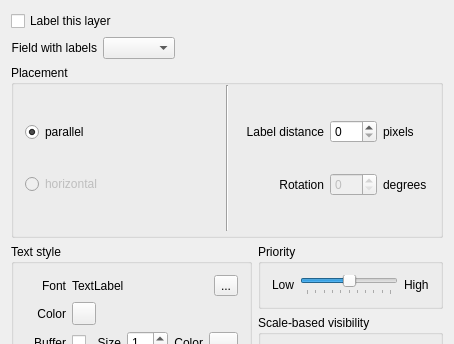
Old version of the form src/plugins/labeling/labelingguibase.ui in the repository qgis/QGIS; both pictures show x 0 to 454 and y 0 to 344 of the 454 by 514 pixel window.
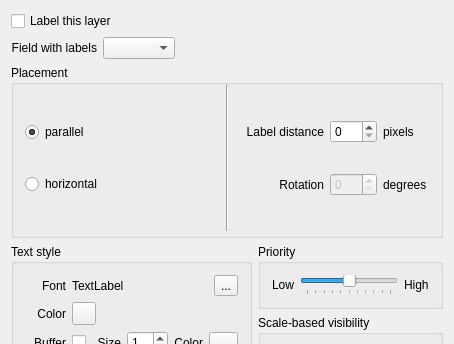
New version of the form. The open tabs and pages were chosen to show the change. Icons and pictures are not drawn. Custom widgets are drawn as their Qt base class.

Commit message: added horizontal positioning for line features

What changed in the file:
```diff
--- a/src/plugins/labeling/labelingguibase.ui
+++ b/src/plugins/labeling/labelingguibase.ui
@@ -114,9 +114,6 @@
           </item>
           <item>
            <widget class="QRadioButton" name="radLineHorizontal">
-            <property name="enabled">
-             <bool>false</bool>
-            </property>
             <property name="text">
              <string>horizontal</string>
             </property>
```
Left out of the diff: 2 changed lines with no effect on the pictures. The commit also changes 2 other files.
